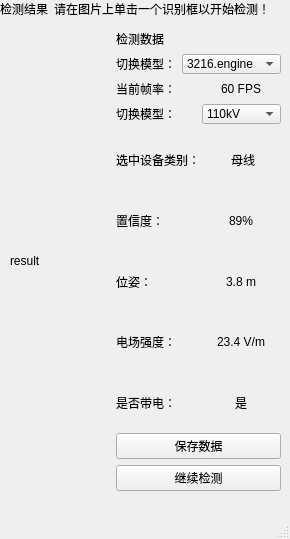
Above: src/yolov8qt/ui/mainwindow.ui from Ultraman-Leo-7/yoloqt_ws before the change. Below: the same form after it.
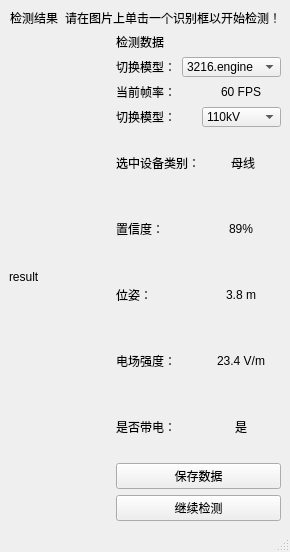
That is the form after the change. Custom widgets are drawn as their Qt base class.

Commit message: 修复ui界面缩成一团的问题

```diff
--- a/src/yolov8qt/ui/mainwindow.ui
+++ b/src/yolov8qt/ui/mainwindow.ui
@@ -14,7 +14,8 @@
    <string>变电设备带电状态检测软件</string>
   </property>
   <widget class="QWidget" name="centralwidget">
-   <widget class="QWidget" name="">
+   <layout class="QVBoxLayout" name="verticalLayout_2">
+    <item>
     <layout class="QHBoxLayout" name="horizontalLayout_top">
      <item alignment="Qt::AlignHCenter">
       <widget class="QLabel" name="ResultTextLabel">
@@ -31,16 +32,8 @@
       </widget>
      </item>
     </layout>
-   </widget>
-   <widget class="QWidget" name="">
-    <property name="geometry">
-     <rect>
-      <x>10</x>
-      <y>30</y>
-      <width>271</width>
-      <height>461</height>
-     </rect>
-    </property>
+    </item>
+    <item>
     <layout class="QHBoxLayout" name="horizontalLayout_2">
      <item>
       <widget class="ClickableLabel" name="ResultImgShowLabel">
@@ -373,7 +366,8 @@
       </layout>
      </item>
     </layout>
-   </widget>
+    </item>
+   </layout>
   </widget>
   <widget class="QMenuBar" name="menubar">
    <property name="geometry">
```
Lines whose indentation alone changed are shown as unchanged.
